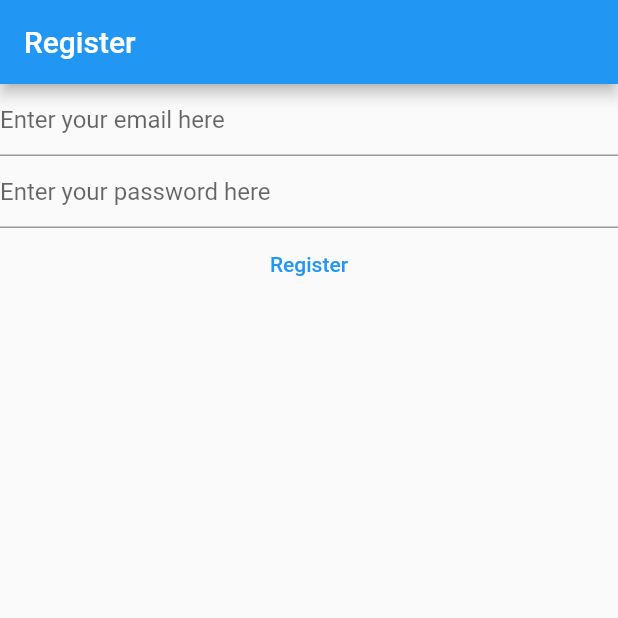
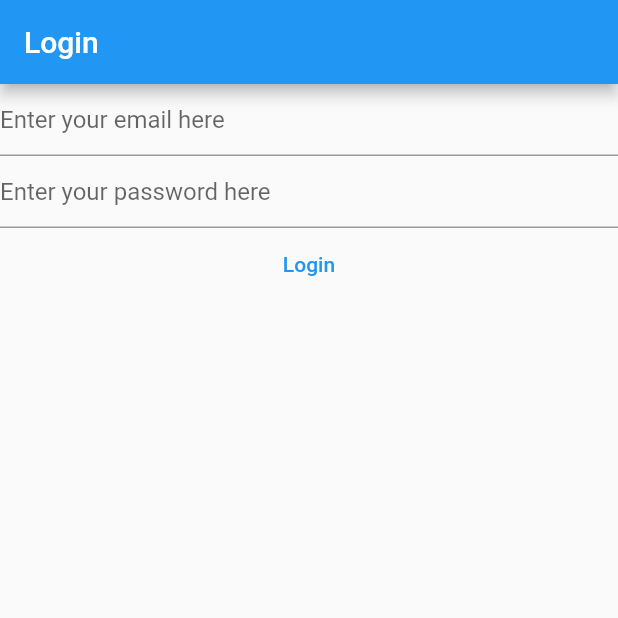
Before and after one commit to javierjuanJJ/Notes-Flutter, a Flutter app: the screen it shows after launch, on a phone screen of 412 x 824 dp, the top half of it. Run offline on Flutter 3.47's test engine with Material 2 defaults, Android fonts, the phone set to English and light mode, and no system bars; our stand-ins replace firebase_auth, firebase_core; accounts and stored records are empty.

Commit message:
9. HomePage (Login instead of register in LoginView)

```diff
--- a/lib/main.dart
+++ b/lib/main.dart
@@ -22,7 +22,7 @@ void main() {
       // is not restarted.
       primarySwatch: Colors.blue,
     ),
-    home: RegisterView(),
+    home: const LoginView(),
   ));
 }
 
--- a/lib/views/login_view.dart
+++ b/lib/views/login_view.dart
@@ -13,11 +13,80 @@ class LoginView extends StatefulWidget {
 }
 
 class _LoginViewState extends State<LoginView> {
+  late final TextEditingController _email;
+  late final TextEditingController _password;
+
+  @override
+  void initState() {
+    _email = TextEditingController();
+    _password = TextEditingController();
+    super.initState();
+  }
+
+  @override
+  void dispose() {
+    _email.dispose();
+    _password.dispose();
+    super.dispose();
+  }
+
   @override
   Widget build(BuildContext context) {
-    return Container();
+    return Scaffold(
+      appBar: AppBar(
+        title: const Text('Login'),
+      ),
+      body: FutureBuilder(
+        future: Firebase.initializeApp(
+          options: DefaultFirebaseOptions.currentPlatform,
+        ),
+        builder: (context, snapshot) {
+          switch (snapshot.connectionState) {
+            case ConnectionState.done:
+              return Column(
+                children: [
+                  TextField(
+                    enableSuggestions: false,
+                    keyboardType: TextInputType.emailAddress,
+                    autocorrect: false,
+                    controller: _email,
+                    decoration: const InputDecoration(
+                        hintText: 'Enter your email here'),
+                  ),
+                  TextField(
+                    controller: _password,
+                    obscureText: true,
+                    enableSuggestions: false,
+                    autocorrect: false,
+                    decoration: const InputDecoration(
+                        hintText: 'Enter your password here'),
+                  ),
+                  TextButton(
+                    onPressed: () async {
+                      final email = _email.text;
+                      final password = _password.text;
+
+                      final userCredential = await FirebaseAuth.instance
+                          .signInWithEmailAndPassword(
+                              email: email,
+                              password: password
+                            );
+
+                      print(userCredential);
+                    },
+                    child: const Text('Login'),
+                  )
+                ],
+              );
+              break;
+            default:
+              return Text('Loading');
+              break;
+          }
+
+          ;
+        },
+      ),
+    );
   }
-
-
-
 }
```
